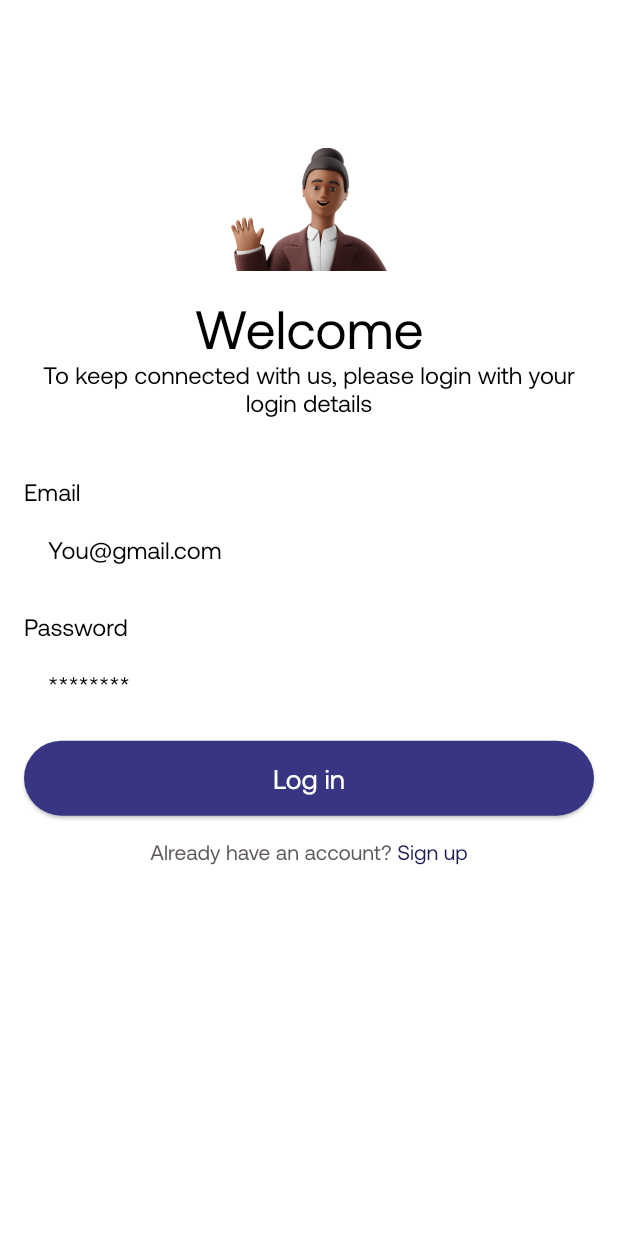
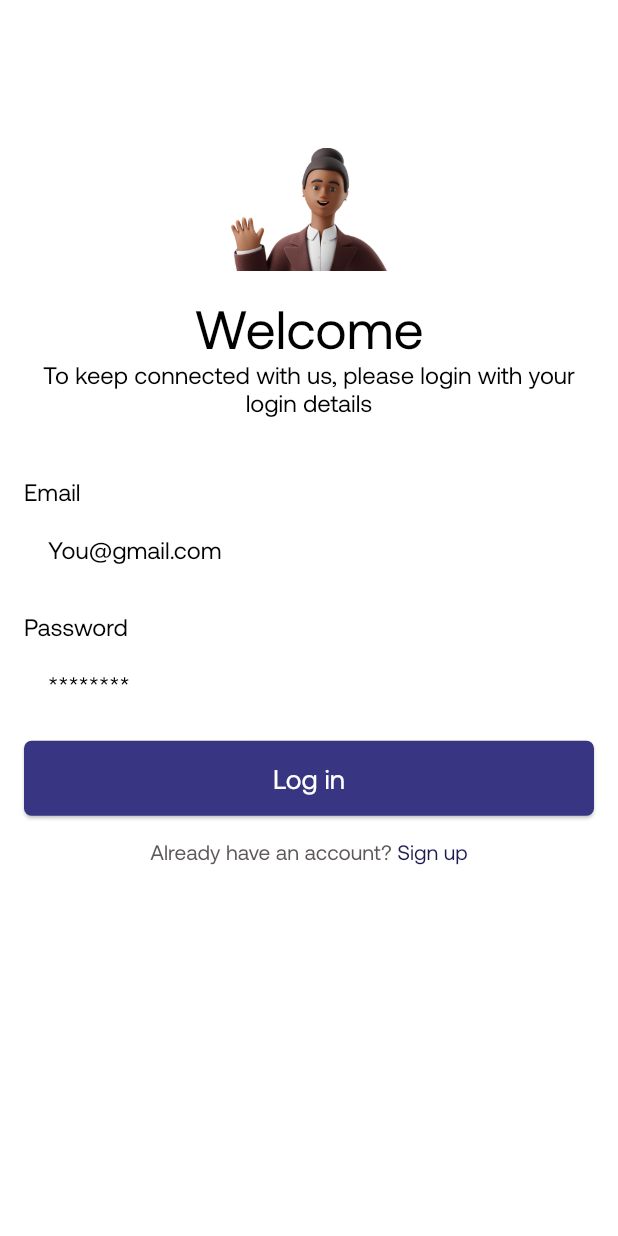
Before and after one commit to davidaodejobi/Buskeit, a Flutter app: the screen it shows after launch, on a phone screen of 412 x 824 dp. Run offline on Flutter 3.47's test engine with Material 2 defaults, Android fonts, the phone set to English and light mode, and no system bars; our stand-ins replace dio, flutter_secure_storage, get_it, lottie, pin_code_fields.

Commit message:
fix: flutter version issues fi

```diff
--- a/lib/core/models/res_model.dart
+++ b/lib/core/models/res_model.dart
@@ -1,37 +1,37 @@
-import 'dart:convert';
+// import 'dart:convert';
 
-import 'package:buskeit/core/core.dart';
+// import 'package:buskeit/core/core.dart';
 
-ResModel resModelFromJson(String str) => ResModel.fromJson(json.decode(str));
+// ResModel resModelFromJson(String str) => ResModel.fromJson(json.decode(str));
 
-String resModelToJson(ResModel data) => json.encode(data.toJson());
+// String resModelToJson(ResModel data) => json.encode(data.toJson());
 
-class ResModel {
-  ResModel({
-    this.success = false,
-    this.detail = '',
-    this.tokens,
-    this.user,
-  });
+// class ResModel {
+//   ResModel({
+//     this.success = false,
+//     this.detail = '',
+//     this.tokens,
+//     this.user,
+//   });
 
-  final bool success;
-  final String detail;
-  final TokensModel? tokens;
-  final dynamic user;
+//   final bool success;
+//   final String detail;
+//   final TokensModel? tokens;
+//   final dynamic user;
 
-  factory ResModel.fromJson(Map<String, dynamic> json) => ResModel(
-        success: json["success"] == null ? null : json['success'],
-        detail: json["detail"] == null ? null : json['detail'],
-        tokens: json["tokens"] == null
-            ? null
-            : TokensModel.fromJson(json["tokens"]),
-        user: json["user"] == null ? null : json['user'],
-      );
+//   factory ResModel.fromJson(Map<String, dynamic> json) => ResModel(
+//         success: json["success"] == null ? null : json['success'],
+//         detail: json["detail"] == null ? null : json['detail'],
+//         tokens: json["tokens"] == null
+//             ? null
+//             : TokensModel.fromJson(json["tokens"]),
+//         user: json["user"] == null ? null : json['user'],
+//       );
 
-  Map<String, dynamic> toJson() => {
-        "success": success,
-        "detail": detail,
-        "tokens": tokens!.toJson(),
-        "user": user.toJson(),
-      };
-}
+//   Map<String, dynamic> toJson() => {
+//         "success": success,
+//         "detail": detail,
+//         "tokens": tokens!.toJson(),
+//         "user": user.toJson(),
+//       };
+// }
--- a/lib/core/models/response_model.dart
+++ b/lib/core/models/response_model.dart
@@ -9,14 +9,14 @@ String responseModelToJson(ResponseModel data) => json.encode(data.toJson());
 
 class ResponseModel {
   ResponseModel({
-    this.success = false,
-    this.message = '',
+    this.success,
+    this.message,
     this.tokens,
     this.user,
   });
 
-  final bool success;
-  final String message;
+  final bool? success;
+  final String? message;
   final TokensModel? tokens;
   final dynamic user;
 
--- a/lib/core/utils/theme.dart
+++ b/lib/core/utils/theme.dart
@@ -18,6 +18,9 @@ class AppTheme {
       ),
       elevatedButtonTheme: ElevatedButtonThemeData(
         style: ElevatedButton.styleFrom(
+          shape: RoundedRectangleBorder(
+            borderRadius: BorderRadius.circular(5),
+          ),
           foregroundColor: Colors.white,
           backgroundColor: AppColor.secondaryColor, // foreground (text) color
         ),
--- a/lib/core/utils/token_decode.dart
+++ b/lib/core/utils/token_decode.dart
@@ -1,4 +1,5 @@
 import 'dart:convert';
+import 'dart:developer';
 
 Map<String, dynamic> decode(String token) {
   try {
@@ -25,6 +26,9 @@ bool isTokenExpired(String token) {
       final DateTime expirationDate = DateTime.fromMillisecondsSinceEpoch(0)
           .add(Duration(seconds: decodedToken["exp"]));
       // If the current date is after the expiration date, the token is already expired
+      if (DateTime.now().isAfter(expirationDate)) {
+        log('Token is expired');
+      }
       return DateTime.now().isAfter(expirationDate);
     } else {
       return true;
--- a/lib/main.dart
+++ b/lib/main.dart
@@ -19,6 +19,9 @@ Future<void> main() async {
   StorageService storageService = getIt<StorageService>();
   String? theToken = await storageService.readItem(key: token);
   bool expired = theToken == null ? true : isTokenExpired(theToken);
+  if (expired) {
+    storageService.deleteItem(key: token);
+  }
   runApp(MyApp(
     isExpired: expired,
   ));
--- a/lib/modules/auth_flow/screens/sign_up.dart
+++ b/lib/modules/auth_flow/screens/sign_up.dart
@@ -27,10 +27,6 @@ class SignUp extends StatelessWidget {
           const YMargin(0),
           Column(
             children: [
-              Text(
-                'Sign Up',
-                style: Theme.of(context).textTheme.headline3,
-              ),
               const YMargin(10),
               Text(
                 'Enter your email and create a password',
--- a/lib/modules/auth_flow/screens/verify_email.dart
+++ b/lib/modules/auth_flow/screens/verify_email.dart
@@ -24,8 +24,7 @@ class VerifyEmail extends StatelessWidget {
       appBar: AppBar(
         title: const Text('Verify'),
       ),
-      body: Column(
-        mainAxisAlignment: MainAxisAlignment.center,
+      body: ListView(
         children: [
           const YMargin(40),
           Text('Verification code',
--- a/lib/modules/auth_flow/view_model/signup_provider.dart
+++ b/lib/modules/auth_flow/view_model/signup_provider.dart
@@ -1,6 +1,5 @@
 import 'dart:developer';
 
-import 'package:buskeit/core/models/res_model.dart';
 import 'package:buskeit/modules/auth_flow/screens/user_details.dart';
 import 'package:buskeit/modules/auth_flow/screens/verify_email.dart';
 import 'package:buskeit/modules/dashboard/screens/dash_board.dart';
@@ -183,7 +182,7 @@ class SignupProvider with ChangeNotifier {
   }
 
   storeToken(response) {
-    ResModel res = resModelFromJson(response.data);
+    ResponseModel res = responseModelFromJson(response.data);
     log('res: $res');
     String myToken = res.tokens!.access;
 
--- a/pubspec.yaml
+++ b/pubspec.yaml
@@ -16,6 +16,7 @@ dependencies:
   flutter_animate: ^2.0.1
   flutter_secure_storage: ^6.0.0
   flutter_svg: ^1.1.6
+  fvm: ^2.4.1
   get_it: ^7.2.0
   lottie: ^2.0.0
   pin_code_fields: ^7.4.0
```
Also changed, not shown: lib/modules/dashboard/screens/dash_board.dart (+16 -3 lines), pubspec.lock.
